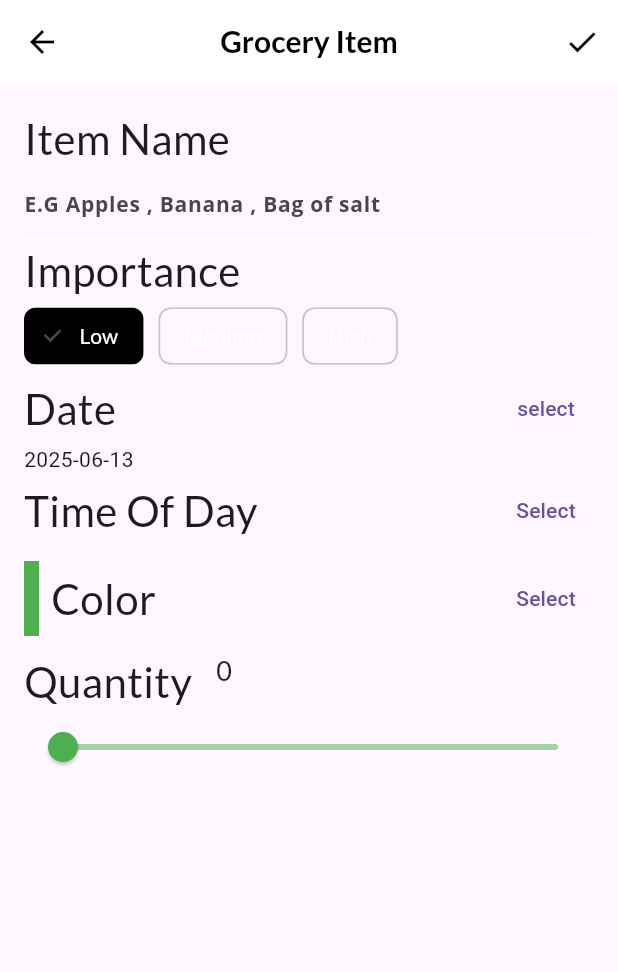
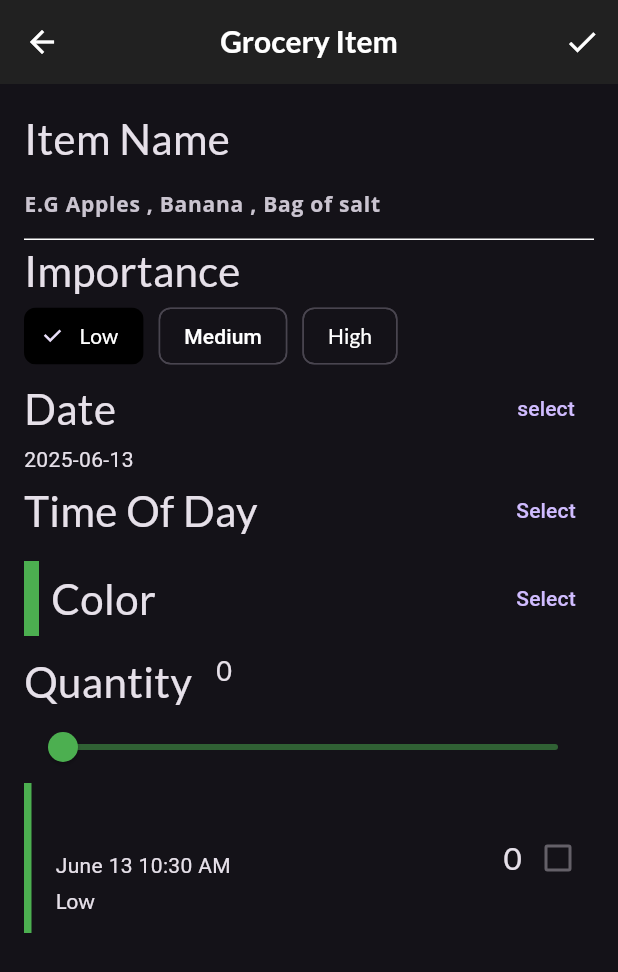
Before and after one commit to Ivans-x/socialdish, a Flutter app: the screen it shows after launch, item 3 of the bottom bar chosen, after a tap on the "add" icon, on a phone screen of 412 x 824 dp. Shown: the top 972 px of the screen. Run offline on Flutter 3.47's test engine with Material 3 defaults, Android fonts, the phone set to English and light mode, and no system bars; our stand-ins replace flutter_colorpicker, google_fonts.

Commit message:
sh** has been added to sh**

```diff
--- /dev/null
+++ b/lib/components/grocery_tile.dart
@@ -0,0 +1,95 @@
+import 'package:flutter/material.dart';
+import 'package:fooderlich/models/grocery_item.dart';
+import 'package:google_fonts/google_fonts.dart';
+import 'package:intl/intl.dart';
+
+class GroceryTile extends StatelessWidget {
+  final Function(bool?)? onComplete;
+  final GroceryItem item;
+  final TextDecoration textDecoration;
+  GroceryTile({super.key, this.onComplete, required this.item})
+    : textDecoration =
+          (item.isComplete ? TextDecoration.lineThrough : TextDecoration.none);
+
+  @override
+  Widget build(BuildContext context) {
+    return SizedBox(
+      height: 100.00,
+      child: Row(
+        mainAxisAlignment: MainAxisAlignment.spaceBetween,
+        children: [
+          Row(
+            children: [
+              Container(width: 5.0, color: item.color),
+              SizedBox(width: 16.00),
+              Column(
+                mainAxisAlignment: MainAxisAlignment.center,
+                crossAxisAlignment: CrossAxisAlignment.start,
+                children: [
+                  Text(
+                    item.name,
+                    style: GoogleFonts.lato(
+                      decoration: textDecoration,
+                      fontSize: 21.00,
+                      fontWeight: FontWeight.bold,
+                    ),
+                  ),
+                  const SizedBox(height: 4.00),
+                  buildDate(),
+                  const SizedBox(height: 4.00),
+                  buildImportance(),
+                ],
+              ),
+            ],
+          ),
+          Row(
+            children: [
+              Text(
+                item.quantity.toString(),
+                style: GoogleFonts.lato(
+                  decoration: textDecoration,
+                  fontSize: 21.00,
+                ),
+              ),
+              buildCheckBox(),
+            ],
+          ),
+        ],
+      ),
+    );
+  }
+
+  Widget buildImportance() {
+    if (item.importance == Importance.low) {
+      return Text('Low', style: GoogleFonts.lato(decoration: textDecoration));
+    } else if (item.importance == Importance.medium) {
+      return Text(
+        'Medium',
+        style: GoogleFonts.lato(
+          fontWeight: FontWeight.w800,
+          decoration: textDecoration,
+        ),
+      );
+    } else if (item.importance == Importance.high) {
+      return Text(
+        'High',
+        style: GoogleFonts.lato(
+          fontWeight: FontWeight.w900,
+          decoration: textDecoration,
+        ),
+      );
+    } else {
+      throw Exception('This importance does not exist');
+    }
+  }
+
+  Widget buildDate() {
+    final dateFormatter = DateFormat('MMMM dd h:mm a');
+    final dateString = dateFormatter.format(item.date);
+    return Text(dateString, style: TextStyle(decoration: textDecoration));
+  }
+
+  Widget buildCheckBox() {
+    return Checkbox(value: item.isComplete, onChanged: onComplete);
+  }
+}
--- a/lib/main.dart
+++ b/lib/main.dart
@@ -14,7 +14,7 @@ class Fooderlich extends StatelessWidget {
   const Fooderlich({super.key});
   @override
   Widget build(BuildContext context) {
-    final theme = FooderlichTheme.light();
+    final theme = FooderlichTheme.dark();
     return MaterialApp(
       debugShowCheckedModeBanner: false,
       theme: theme,
--- a/lib/screens/grocery_item_screen.dart
+++ b/lib/screens/grocery_item_screen.dart
@@ -1,6 +1,7 @@
 // ignore_for_file: unused_import
 
 import 'package:flutter/material.dart';
+import 'package:fooderlich/components/grocery_tile.dart';
 import 'package:fooderlich/models/models.dart';
 import 'package:uuid/uuid.dart';
 import 'package:intl/intl.dart';
@@ -92,6 +93,22 @@ class _GroceryItemsScreenState extends State<GroceryItemScreen> {
             buildColorPicker(context),
             const SizedBox(height: 10.0),
             buildQuantityField(),
+            GroceryTile(
+              item: GroceryItem(
+                id: 'Preview Mode',
+                name: _name,
+                importance: _importance,
+                color: _currentColor,
+                quantity: _currentSliderValue,
+                date: DateTime(
+                  _dueDate.year,
+                  _dueDate.month,
+                  _dueDate.day,
+                  _dueDate.hour,
+                  _dueDate.minute,
+                ),
+              ),
+            ),
           ],
         ),
       ),
```
